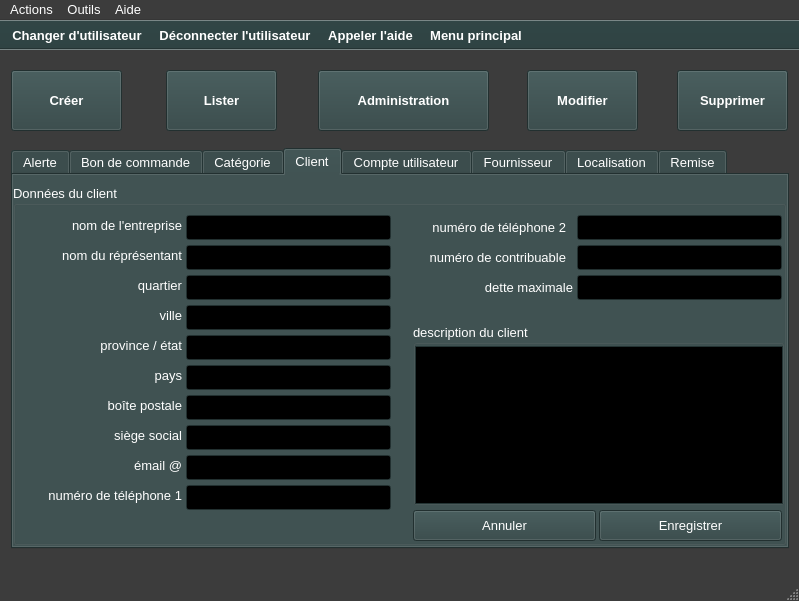
First picture: the form in ui/yeroth-erp-admin-create-window.ui, repository xnoumbissinoundou/yeroth-erp-3.0, before the edit.
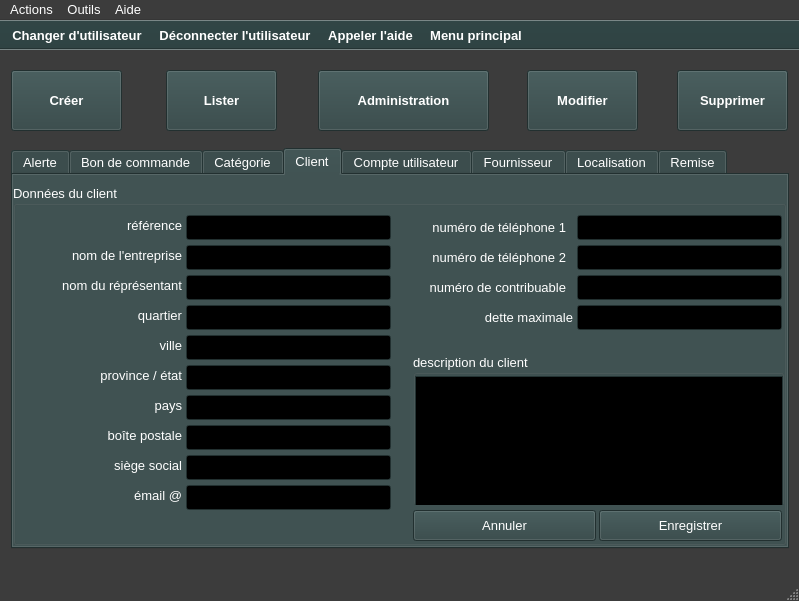
Second picture: the form after the edit. The open tabs and pages were chosen to show the change. Icons and pictures are not drawn. Custom widgets are drawn as their Qt base class.

Commit message: On branch master 	modified:   bin/yeroth-erp-3-0_english.qm 	modified:   src/admin/creer/creer-client.cpp 	modified:   src/admin/detail/yeroth-erp-admin-detail-window.cpp 	modified:   src/admin/modifier/modifier-client.cpp 	modified:   src/windows/yeroth-erp-clients-detail-window.cpp 	modified:   ui/yeroth-erp-admin-create-window.ui 	modified:   ui/yeroth-erp-admin-detail-window.ui 	modified:   ui/yeroth-erp-admin-modifier-window.ui 	modified:   ui/yeroth-erp-clients-detail-window.ui 	modified:   yeroth-erp-3-0_english.ts

Patch:
```diff
--- a/ui/yeroth-erp-admin-create-window.ui
+++ b/ui/yeroth-erp-admin-create-window.ui
@@ -4062,7 +4062,7 @@
        <property name="geometry">
         <rect>
          <x>16</x>
-         <y>30</y>
+         <y>60</y>
          <width>153</width>
          <height>21</height>
         </rect>
@@ -4078,7 +4078,7 @@
        <property name="geometry">
         <rect>
          <x>16</x>
-         <y>90</y>
+         <y>120</y>
          <width>153</width>
          <height>21</height>
         </rect>
@@ -4094,7 +4094,7 @@
        <property name="geometry">
         <rect>
          <x>16</x>
-         <y>120</y>
+         <y>150</y>
          <width>153</width>
          <height>21</height>
         </rect>
@@ -4110,7 +4110,7 @@
        <property name="geometry">
         <rect>
          <x>173</x>
-         <y>30</y>
+         <y>60</y>
          <width>205</width>
          <height>25</height>
         </rect>
@@ -4125,7 +4125,7 @@
        <property name="geometry">
         <rect>
          <x>173</x>
-         <y>90</y>
+         <y>120</y>
          <width>205</width>
          <height>25</height>
         </rect>
@@ -4140,7 +4140,7 @@
        <property name="geometry">
         <rect>
          <x>173</x>
-         <y>120</y>
+         <y>150</y>
          <width>205</width>
          <height>25</height>
         </rect>
@@ -4155,7 +4155,7 @@
        <property name="geometry">
         <rect>
          <x>173</x>
-         <y>180</y>
+         <y>210</y>
          <width>205</width>
          <height>25</height>
         </rect>
@@ -4170,7 +4170,7 @@
        <property name="geometry">
         <rect>
          <x>16</x>
-         <y>180</y>
+         <y>210</y>
          <width>153</width>
          <height>21</height>
         </rect>
@@ -5053,8 +5053,8 @@
       <widget class="YerothLineEdit" name="lineEdit_creer_client_numero_telephone_1">
        <property name="geometry">
         <rect>
-         <x>173</x>
-         <y>300</y>
+         <x>564</x>
+         <y>30</y>
          <width>205</width>
          <height>25</height>
         </rect>
@@ -5068,8 +5068,8 @@
       <widget class="QLabel" name="label_numero_telephone_10">
        <property name="geometry">
         <rect>
-         <x>16</x>
-         <y>300</y>
+         <x>400</x>
+         <y>32</y>
          <width>153</width>
          <height>21</height>
         </rect>
@@ -5085,7 +5085,7 @@
        <property name="geometry">
         <rect>
          <x>400</x>
-         <y>32</y>
+         <y>62</y>
          <width>153</width>
          <height>21</height>
         </rect>
@@ -5101,7 +5101,7 @@
        <property name="geometry">
         <rect>
          <x>400</x>
-         <y>62</y>
+         <y>92</y>
          <width>153</width>
          <height>21</height>
         </rect>
@@ -5117,7 +5117,7 @@
        <property name="geometry">
         <rect>
          <x>564</x>
-         <y>30</y>
+         <y>60</y>
          <width>205</width>
          <height>25</height>
         </rect>
@@ -5132,7 +5132,7 @@
        <property name="geometry">
         <rect>
          <x>564</x>
-         <y>60</y>
+         <y>90</y>
          <width>205</width>
          <height>25</height>
         </rect>
@@ -5147,7 +5147,7 @@
        <property name="geometry">
         <rect>
          <x>16</x>
-         <y>60</y>
+         <y>90</y>
          <width>153</width>
          <height>21</height>
         </rect>
@@ -5163,7 +5163,7 @@
        <property name="geometry">
         <rect>
          <x>173</x>
-         <y>60</y>
+         <y>90</y>
          <width>205</width>
          <height>25</height>
         </rect>
@@ -5178,9 +5178,9 @@
        <property name="geometry">
         <rect>
          <x>400</x>
-         <y>139</y>
+         <y>169</y>
          <width>371</width>
-         <height>181</height>
+         <height>151</height>
         </rect>
        </property>
        <property name="font">
@@ -5213,7 +5213,7 @@
        <property name="geometry">
         <rect>
          <x>16</x>
-         <y>240</y>
+         <y>270</y>
          <width>153</width>
          <height>21</height>
         </rect>
@@ -5229,7 +5229,7 @@
        <property name="geometry">
         <rect>
          <x>173</x>
-         <y>240</y>
+         <y>270</y>
          <width>205</width>
          <height>25</height>
         </rect>
@@ -5244,7 +5244,7 @@
        <property name="geometry">
         <rect>
          <x>173</x>
-         <y>270</y>
+         <y>300</y>
          <width>205</width>
          <height>25</height>
         </rect>
@@ -5259,7 +5259,7 @@
        <property name="geometry">
         <rect>
          <x>16</x>
-         <y>270</y>
+         <y>300</y>
          <width>153</width>
          <height>21</height>
         </rect>
@@ -5275,7 +5275,7 @@
        <property name="geometry">
         <rect>
          <x>173</x>
-         <y>210</y>
+         <y>240</y>
          <width>205</width>
          <height>25</height>
         </rect>
@@ -5290,7 +5290,7 @@
        <property name="geometry">
         <rect>
          <x>16</x>
-         <y>210</y>
+         <y>240</y>
          <width>153</width>
          <height>21</height>
         </rect>
@@ -5306,7 +5306,7 @@
        <property name="geometry">
         <rect>
          <x>173</x>
-         <y>150</y>
+         <y>180</y>
          <width>205</width>
          <height>25</height>
         </rect>
@@ -5321,7 +5321,7 @@
        <property name="geometry">
         <rect>
          <x>16</x>
-         <y>150</y>
+         <y>180</y>
          <width>153</width>
          <height>21</height>
         </rect>
@@ -5337,7 +5337,7 @@
        <property name="geometry">
         <rect>
          <x>400</x>
-         <y>92</y>
+         <y>122</y>
          <width>160</width>
          <height>21</height>
         </rect>
@@ -5353,7 +5353,7 @@
        <property name="geometry">
         <rect>
          <x>564</x>
-         <y>90</y>
+         <y>120</y>
          <width>205</width>
          <height>25</height>
         </rect>
@@ -5365,6 +5365,37 @@
         </font>
        </property>
       </widget>
+      <widget class="QLabel" name="label_creer_client_reference_client">
+       <property name="geometry">
+        <rect>
+         <x>16</x>
+         <y>30</y>
+         <width>153</width>
+         <height>21</height>
+        </rect>
+       </property>
+       <property name="text">
+        <string>référence</string>
+       </property>
+       <property name="alignment">
+        <set>Qt::AlignRight|Qt::AlignTrailing|Qt::AlignVCenter</set>
+       </property>
+      </widget>
+      <widget class="YerothLineEdit" name="lineEdit_creer_client_reference_client">
+       <property name="geometry">
+        <rect>
+         <x>173</x>
+         <y>30</y>
+         <width>205</width>
+         <height>25</height>
+        </rect>
+       </property>
+       <property name="font">
+        <font>
+         <pointsize>10</pointsize>
+        </font>
+       </property>
+      </widget>
      </widget>
     </widget>
     <widget class="QWidget" name="tab_compte_utilisateur">
```
The commit also changes 9 other files.
